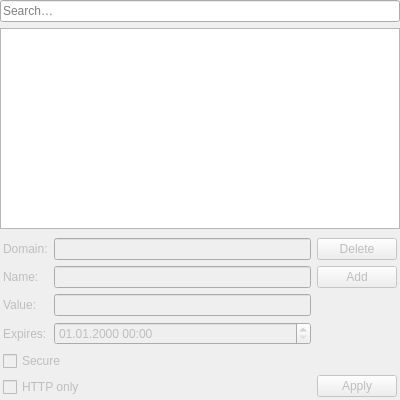
Before: the Qt Designer form src/modules/windows/cookies/CookiesContentsWidget.ui in OtterBrowser/otter-browser, drawn with Qt 5.
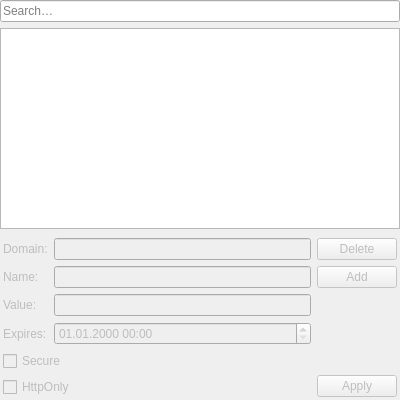
After: the same form once the commit is applied.

The edit to the form file:
```diff
--- a/src/modules/windows/cookies/CookiesContentsWidget.ui
+++ b/src/modules/windows/cookies/CookiesContentsWidget.ui
@@ -177,7 +177,7 @@
          <item>
           <widget class="QCheckBox" name="httpOnlyCheckBox">
            <property name="text">
-            <string>HTTP only</string>
+            <string>HttpOnly</string>
            </property>
           </widget>
          </item>
```
